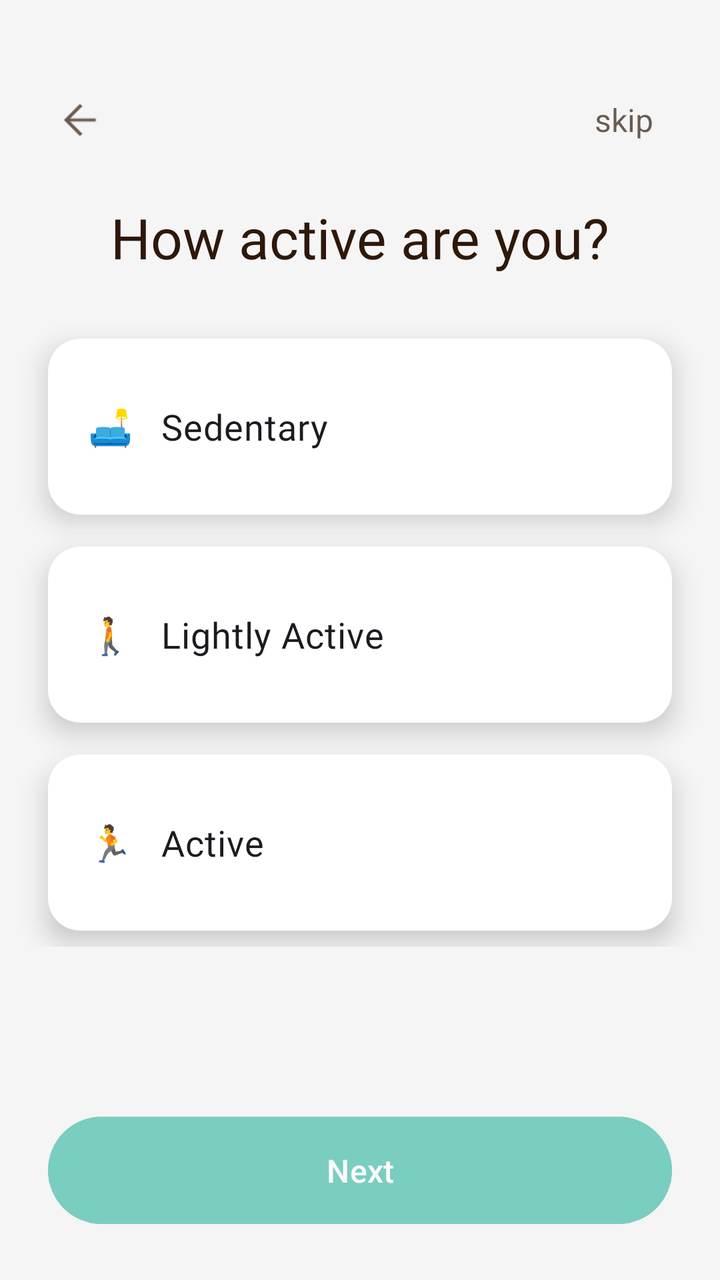
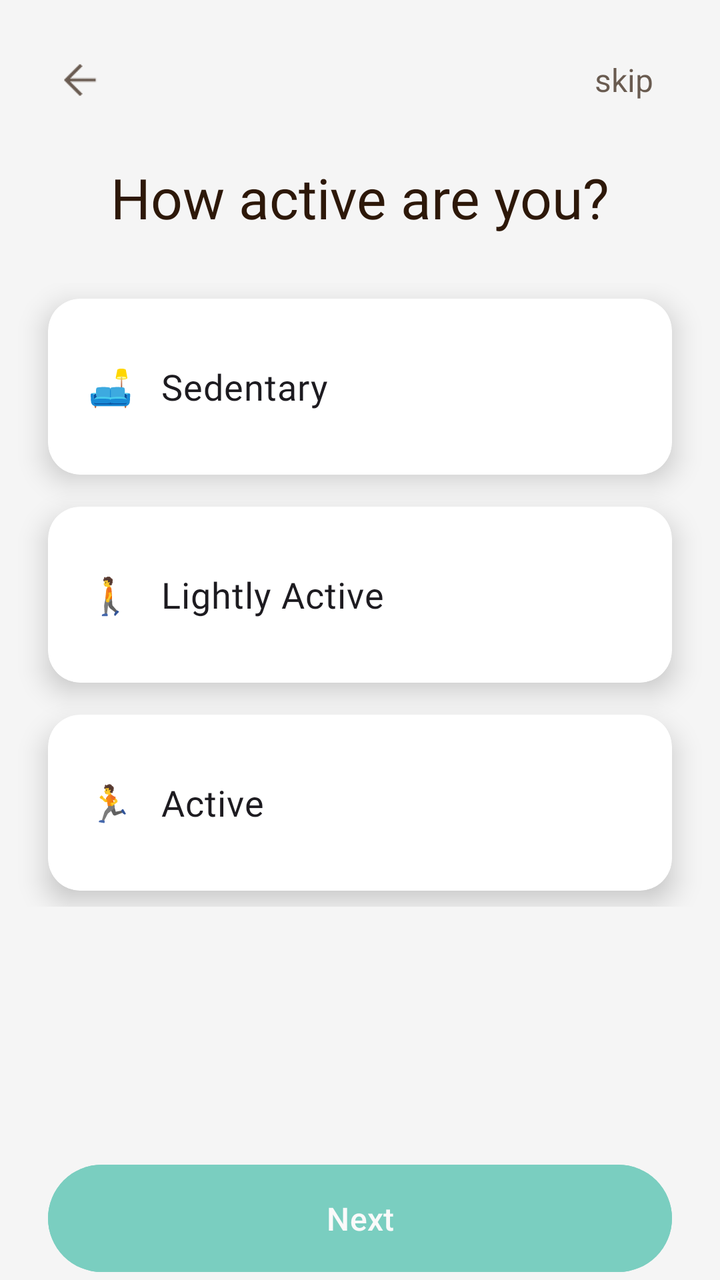

Two renders of the same Android screen: before a commit and after it. Below are the layout's source before the change and the commit's diff.
<!-- AndroidManifest.xml: application theme Theme.Nutriority -->
<!-- res/layout/fragment_third_screen.xml -->
<androidx.constraintlayout.widget.ConstraintLayout xmlns:android="http://schemas.android.com/apk/res/android"
    xmlns:app="http://schemas.android.com/apk/res-auto"
    xmlns:tools="http://schemas.android.com/tools"
    android:layout_width="match_parent"
    android:layout_height="match_parent"
    android:paddingTop="20dp"
    android:paddingBottom="24dp"
    android:background="@android:color/transparent"
    tools:context=".onboarding.screens.ThirdScreen">


    <ImageView
        android:id="@+id/backButton"
        android:layout_width="32dp"
        android:layout_height="32dp"
        android:layout_marginStart="24dp"
        android:alpha="0.7"
        android:clickable="true"
        android:contentDescription="action_back"
        android:focusable="true"
        android:padding="4dp"
        android:src="@drawable/ic_arrow_back"
        app:layout_constraintBottom_toTopOf="@+id/titleTextView"
        app:layout_constraintStart_toStartOf="parent"
        app:layout_constraintTop_toTopOf="parent"
        app:tint="@color/dark_gray"
        tools:ignore="TouchTargetSizeCheck" />

    <TextView
        android:id="@+id/skipButton"
        android:layout_width="wrap_content"
        android:layout_height="32dp"
        android:layout_marginEnd="24dp"
        android:alpha="0.7"
        android:clickable="true"
        android:focusable="true"
        android:gravity="center"
        android:minWidth="48dp"
        android:paddingHorizontal="8dp"
        android:text="skip"
        android:textColor="@color/dark_gray"
        android:textSize="16sp"
        app:layout_constraintBottom_toBottomOf="@+id/backButton"
        app:layout_constraintEnd_toEndOf="parent"
        app:layout_constraintTop_toTopOf="@+id/backButton"
        tools:ignore="TouchTargetSizeCheck" />

    <TextView
        android:id="@+id/titleTextView"
        android:layout_width="0dp"
        android:layout_height="wrap_content"
        android:layout_marginHorizontal="24dp"
        android:layout_marginTop="80dp"
        android:fontFamily="@font/barlow_bold"
        android:gravity="center_horizontal"
        android:text="How active are you?"
        android:textColor="@color/dark_gray"
        android:textSize="28sp"
        app:layout_constraintEnd_toEndOf="parent"
        app:layout_constraintStart_toStartOf="parent"
        app:layout_constraintTop_toTopOf="parent" />

    <ScrollView
        android:layout_width="0dp"
        android:layout_height="0dp"
        android:layout_marginTop="24dp"
        android:layout_marginBottom="16dp"
        android:fillViewport="true"
        android:scrollbars="none"
        app:layout_constraintTop_toBottomOf="@id/titleTextView"
        app:layout_constraintBottom_toTopOf="@id/nextButton"
        app:layout_constraintStart_toStartOf="parent"
        app:layout_constraintEnd_toEndOf="parent">

        <LinearLayout
            android:id="@+id/radioGroupContainer"
            android:layout_width="match_parent"
            android:layout_height="wrap_content"
            android:orientation="vertical"
            android:animateLayoutChanges="false">
v
            <RadioGroup
                android:id="@+id/lifestyleRadioGroup"
                android:layout_width="match_parent"
                android:layout_height="wrap_content"
                android:orientation="vertical">

                <com.google.android.material.card.MaterialCardView
                    android:id="@+id/sedentaryCard"
                    android:layout_width="match_parent"
                    android:layout_height="wrap_content"
                    android:layout_marginHorizontal="24dp"
                    android:layout_marginVertical="8dp"
                    android:checkable="true"
                    android:clickable="true"
                    android:focusable="true"
                    app:cardBackgroundColor="@android:color/white"
                    app:cardCornerRadius="16dp"
                    app:cardElevation="8dp"
                    app:strokeColor="@color/card_border_color"
                    app:strokeWidth="2dp">

                    <LinearLayout
                        android:layout_width="match_parent"
                        android:layout_height="wrap_content"
                        android:orientation="vertical"
                        android:padding="20dp">

                        <RadioButton
                            android:id="@+id/radioSedentary"
                            android:layout_width="match_parent"
                            android:layout_height="wrap_content"
                            android:background="@null"
                            android:button="@null"
                            android:clickable="false"
                            android:fontFamily="@font/barlow_semibold"
                            android:text="🛋️   Sedentary "
                            android:textSize="18sp" />

                        <TextView
                            android:id="@+id/sedentaryDescription"
                            android:layout_width="match_parent"
                            android:layout_height="wrap_content"
                            android:layout_marginStart="34dp"
                            android:layout_marginTop="4dp"
                            android:text="Little to no exercise"
                            android:textColor="@color/white"
                            android:textSize="14sp"
                            android:visibility="gone"
                            tools:visibility="visible" />
                    </LinearLayout>
                </com.google.android.material.card.MaterialCardView>

                <com.google.android.material.card.MaterialCardView
                    android:id="@+id/lightlyActiveCard"
                    android:layout_width="match_parent"
                    android:layout_height="wrap_content"
                    android:layout_marginHorizontal="24dp"
                    android:layout_marginVertical="8dp"
                    android:checkable="true"
                    android:clickable="true"
                    android:focusable="true"
                    app:cardBackgroundColor="@android:color/white"
                    app:cardCornerRadius="16dp"
                    app:cardElevation="8dp"
                    app:strokeColor="@color/card_border_color"
                    app:strokeWidth="2dp">

                    <LinearLayout
                        android:layout_width="match_parent"
                        android:layout_height="wrap_content"
                        android:orientation="vertical"
                        android:padding="20dp">

                        <RadioButton
                            android:id="@+id/radioLightlyActive"
                            android:layout_width="match_parent"
                            android:layout_height="wrap_content"
                            android:background="@null"
                            android:button="@null"
                            android:clickable="false"
                            android:fontFamily="@font/barlow_semibold"
                            android:text="🚶   Lightly Active "
                            android:textSize="18sp" />

                        <TextView
                            android:id="@+id/lightlyActiveDescription"
                            android:layout_width="match_parent"
                            android:layout_height="wrap_content"
                            android:layout_marginStart="34dp"
                            android:layout_marginTop="4dp"
                            android:text="Exercise 1-3 days/week"
                            android:textColor="@color/white"
                            android:textSize="14sp"
                            android:visibility="gone"
                            tools:visibility="visible"/>
                    </LinearLayout>
                </com.google.android.material.card.MaterialCardView>

                <com.google.android.material.card.MaterialCardView
                    android:id="@+id/activeCard"
                    android:layout_width="match_parent"
                    android:layout_height="wrap_content"
                    android:layout_marginHorizontal="24dp"
                    android:layout_marginVertical="8dp"
                    android:checkable="true"
                    android:clickable="true"
                    android:focusable="true"
                    app:cardBackgroundColor="@android:color/white"
                    app:cardCornerRadius="16dp"
                    app:cardElevation="8dp"
                    app:strokeColor="@color/card_border_color"
                    app:strokeWidth="2dp">

                    <LinearLayout
                        android:layout_width="match_parent"
                        android:layout_height="wrap_content"
                        android:orientation="vertical"
                        android:padding="20dp">

                        <RadioButton
                            android:id="@+id/radioActive"
                            android:layout_width="match_parent"
                            android:layout_height="wrap_content"
                            android:background="@null"
                            android:button="@null"
                            android:clickable="false"
                            android:fontFamily="@font/barlow_semibold"
                            android:text="🏃‍   Active ️"
                            android:textSize="18sp" />

                        <TextView
                            android:id="@+id/activeDescription"
                            android:layout_width="match_parent"
                            android:layout_height="wrap_content"
                            android:layout_marginStart="34dp"
                            android:layout_marginTop="4dp"
                            android:text="Exercise 3-5 days/week"
                            android:textColor="@color/white"
                            android:textSize="14sp"
                            android:visibility="gone"
                            tools:visibility="visible"/>
                    </LinearLayout>
                </com.google.android.material.card.MaterialCardView>


            </RadioGroup>

        </LinearLayout>

    </ScrollView>

    <Button
        android:id="@+id/nextButton"
        style="@style/Widget.Material3.Button"
        android:layout_width="0dp"
        android:layout_height="wrap_content"
        android:layout_marginHorizontal="24dp"
        android:backgroundTint="@color/green"
        android:paddingVertical="16dp"
        android:text="@string/action_next"
        android:textSize="16sp"
        android:textColor="@color/white"
        android:enabled="false"
        android:alpha="0.5"
        app:layout_constraintBottom_toBottomOf="parent"
        app:layout_constraintEnd_toEndOf="parent"
        app:layout_constraintStart_toStartOf="parent" />

</androidx.constraintlayout.widget.ConstraintLayout>
<!-- resources referenced by this layout -->
<resources>
  <color name="dark_gray">#2d1809</color>
  <color name="green">#00A78B</color>
  <color name="white">#FFFFFFFF</color>
  <!-- drawable ic_arrow_back: png bitmap (drawable, 588 bytes) -->
  <string name="action_next">Next</string>
  <style name="Theme.Nutriority" parent="Base.Theme.Nutriority" />
  <style name="Base.Theme.Nutriority" parent="Theme.Material3.Light.NoActionBar">
          <item name="android:windowBackground">#F5F5F5</item>
          <item name="android:windowDrawsSystemBarBackgrounds">true</item>
          <item name="android:statusBarColor">@android:color/transparent</item>
          <item name="android:windowLightStatusBar">true</item>
          <item name="android:navigationBarColor">@android:color/transparent</item>
          <item name="android:windowLightNavigationBar">true</item>
          <item name="android:enforceNavigationBarContrast">false</item>
          <item name="android:windowDrawsSystemBarBackgrounds">true</item>
      </style>
</resources>

<!-- the commit's change to res/layout/fragment_third_screen.xml (unified diff, before → after) -->
@@ -3,8 +3,6 @@
     xmlns:tools="http://schemas.android.com/tools"
     android:layout_width="match_parent"
     android:layout_height="match_parent"
-    android:paddingTop="20dp"
-    android:paddingBottom="24dp"
     android:background="@android:color/transparent"
     tools:context=".onboarding.screens.ThirdScreen">
 
@@ -78,7 +76,6 @@
             android:layout_height="wrap_content"
             android:orientation="vertical"
             android:animateLayoutChanges="false">
-v
             <RadioGroup
                 android:id="@+id/lifestyleRadioGroup"
                 android:layout_width="match_parent"
